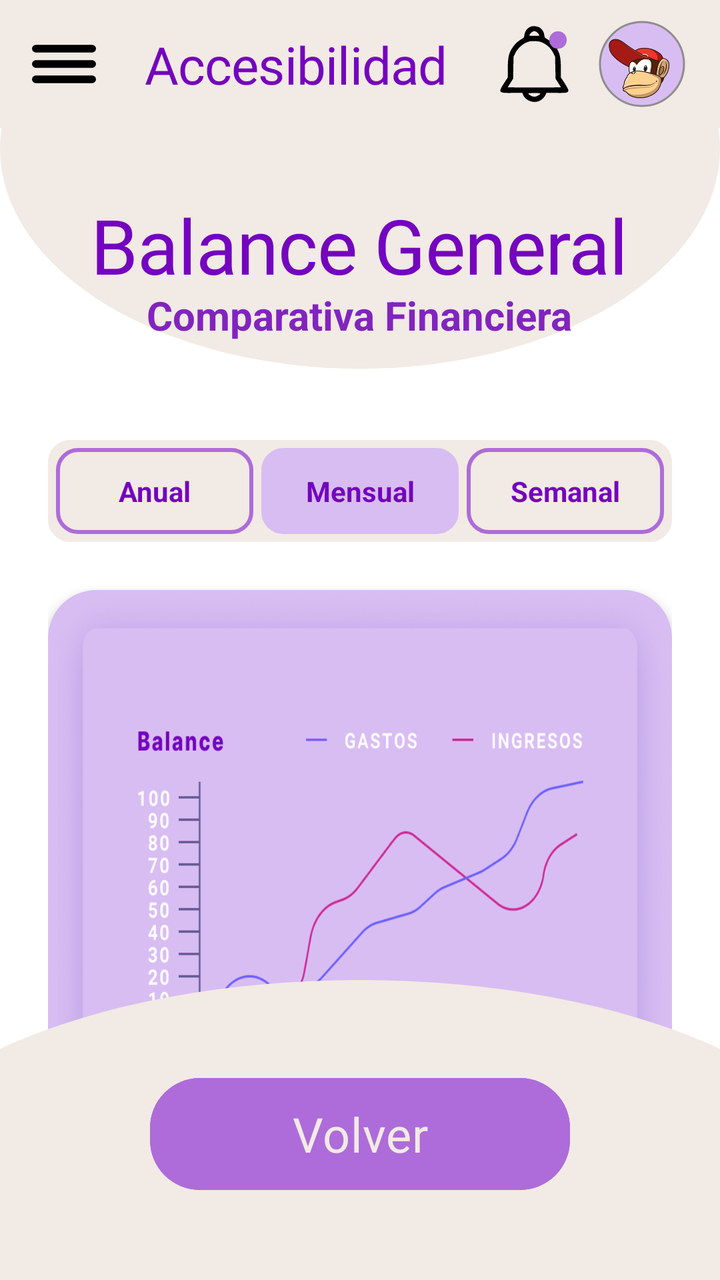
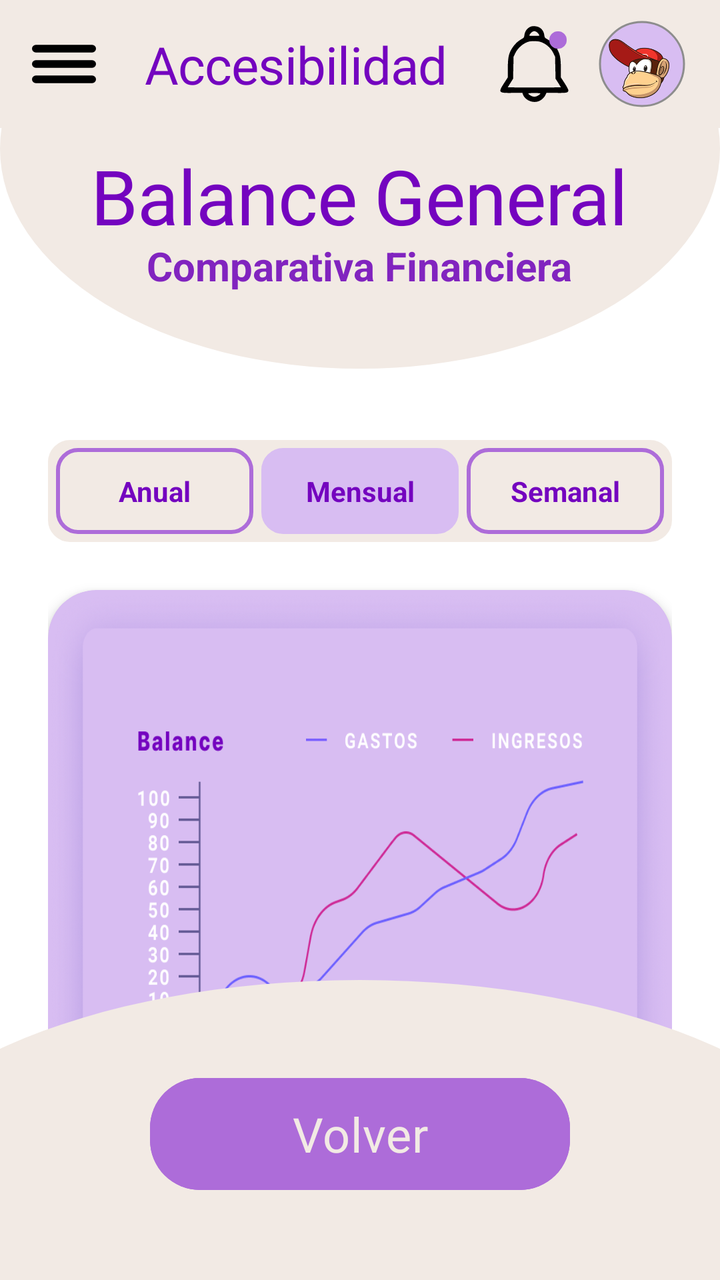

The first picture is an Android layout as it rendered before a commit; the second is the same layout after the commit. The layout source and the unified diff follow.
<!-- AndroidManifest.xml: application theme Theme.PrototipoBanco -->
<!-- res/layout/activity_balance_general.xml -->
<?xml version="1.0" encoding="utf-8"?>
<androidx.drawerlayout.widget.DrawerLayout xmlns:android="http://schemas.android.com/apk/res/android"
    xmlns:app="http://schemas.android.com/apk/res-auto"
    xmlns:tools="http://schemas.android.com/tools"
    android:id="@+id/main"
    android:layout_width="match_parent"
    android:layout_height="match_parent"
    android:fitsSystemWindows="false"
    tools:openDrawer="start"
    tools:context=".BalanceGeneral">

    <androidx.constraintlayout.widget.ConstraintLayout
        android:layout_width="match_parent"
        android:layout_height="match_parent"
        android:background="@color/white">

        
        <androidx.core.widget.NestedScrollView
            android:layout_width="match_parent"
            android:layout_height="0dp"
            android:fillViewport="true"
            app:layout_constraintBottom_toBottomOf="parent"
            app:layout_constraintTop_toBottomOf="@id/toolbar_superior_acc">

            <LinearLayout
                android:layout_width="match_parent"
                android:layout_height="wrap_content"
                android:orientation="vertical"
                android:paddingBottom="40dp">

                
                <FrameLayout
                    android:id="@+id/header_container_balance"
                    android:layout_width="match_parent"
                    android:layout_height="140dp">

                    <View
                        android:layout_width="match_parent"
                        android:layout_height="220dp"
                        android:layout_marginTop="-100dp"
                        android:background="@drawable/bg_bottom_curve"
                        android:backgroundTint="@color/ultra_claro" />

                    <LinearLayout
                        android:layout_width="wrap_content"
                        android:layout_height="wrap_content"
                        android:layout_gravity="center"
                        android:gravity="center"
                        android:orientation="vertical">

                        <TextView
                            android:layout_width="wrap_content"
                            android:layout_height="wrap_content"
                            android:text="@string/balance_generall"
                            android:textAppearance="@style/titulo"
                            android:textColor="@color/oscuro"
                            android:textSize="38sp" />

                        <TextView
                            android:layout_width="wrap_content"
                            android:layout_height="wrap_content"
                            android:layout_marginTop="-4dp"
                            android:text="@string/comparativa_financieraa"
                            android:textColor="@color/neutro"
                            android:textSize="20sp"
                            android:textStyle="bold" />
                    </LinearLayout>
                </FrameLayout>

                <LinearLayout
                    android:layout_width="match_parent"
                    android:layout_height="wrap_content"
                    android:orientation="vertical"
                    android:paddingHorizontal="24dp">

                    
                    <LinearLayout
                        android:layout_width="match_parent"
                        android:layout_height="wrap_content"
                        android:layout_marginTop="16dp"
                        android:background="@drawable/bg_rellenables"
                        android:backgroundTint="@color/ultra_claro"
                        android:orientation="horizontal"
                        android:padding="4dp"
                        android:weightSum="3">

                        <TextView
                            android:id="@+id/btn_anual"
                            android:layout_width="0dp"
                            android:layout_height="wrap_content"
                            android:layout_weight="1"
                            android:background="@drawable/bg_rellenables"
                            android:clickable="true"
                            android:focusable="true"
                            android:gravity="center"
                            android:padding="12dp"
                            android:text="@string/anual"
                            android:textColor="@color/oscuro"
                            android:textStyle="bold" />

                        <TextView
                            android:id="@+id/btn_mensual"
                            android:layout_width="0dp"
                            android:layout_height="wrap_content"
                            android:layout_marginHorizontal="4dp"
                            android:layout_weight="1"
                            android:background="@drawable/bg_rellenables"
                            android:backgroundTint="@color/mas_claro"
                            android:clickable="true"
                            android:focusable="true"
                            android:gravity="center"
                            android:padding="12dp"
                            android:text="@string/mensual"
                            android:textColor="@color/oscuro"
                            android:textStyle="bold" />

                        <TextView
                            android:id="@+id/btn_semanal"
                            android:layout_width="0dp"
                            android:layout_height="wrap_content"
                            android:layout_weight="1"
                            android:background="@drawable/bg_rellenables"
                            android:clickable="true"
                            android:focusable="true"
                            android:gravity="center"
                            android:padding="12dp"
                            android:text="@string/semanal"
                            android:textColor="@color/oscuro"
                            android:textStyle="bold" />
                    </LinearLayout>

                    
                    <com.google.android.material.card.MaterialCardView
                        android:layout_width="match_parent"
                        android:layout_height="320dp"
                        android:layout_marginTop="24dp"
                        app:cardBackgroundColor="@color/mas_claro"
                        app:cardCornerRadius="24dp"
                        app:cardElevation="4dp"
                        app:strokeWidth="0dp">

                        <ImageView
                            android:id="@+id/iv_grafico_balance"
                            android:layout_width="match_parent"
                            android:layout_height="match_parent"
                            android:scaleType="fitXY"
                            android:src="@drawable/grafico_mes" />

                    </com.google.android.material.card.MaterialCardView>

                    
                    <com.google.android.material.card.MaterialCardView
                        android:layout_width="match_parent"
                        android:layout_height="wrap_content"
                        android:layout_marginTop="24dp"
                        app:cardBackgroundColor="@color/mas_claro"
                        app:cardCornerRadius="24dp"
                        app:cardElevation="4dp"
                        app:strokeWidth="0dp">

                        <LinearLayout
                            android:layout_width="match_parent"
                            android:layout_height="wrap_content"
                            android:orientation="vertical"
                            android:padding="24dp">

                            
                            <LinearLayout
                                android:layout_width="match_parent"
                                android:layout_height="wrap_content"
                                android:gravity="center_vertical"
                                android:orientation="horizontal">

                                <TextView
                                    android:layout_width="80dp"
                                    android:layout_height="wrap_content"
                                    android:text="@string/desde"
                                    android:textColor="@color/neutro"
                                    android:textSize="20sp"
                                    android:textStyle="bold" />

                                <FrameLayout
                                    android:layout_width="0dp"
                                    android:layout_height="45dp"
                                    android:layout_marginEnd="8dp"
                                    android:layout_weight="1">

                                    <Spinner
                                        android:id="@+id/spinner_mes_desde"
                                        android:layout_width="match_parent"
                                        android:layout_height="match_parent"
                                        android:background="@drawable/bg_rellenables"
                                        android:backgroundTint="@color/white" />

                                    <ImageView
                                        android:layout_width="15dp"
                                        android:layout_height="15dp"
                                        android:layout_gravity="end|center_vertical"
                                        android:layout_marginEnd="10dp"
                                        android:src="@drawable/ic_flecha"
                                        app:tint="@color/claro" />
                                </FrameLayout>

                                <FrameLayout
                                    android:layout_width="0dp"
                                    android:layout_height="45dp"
                                    android:layout_weight="1">

                                    <Spinner
                                        android:id="@+id/spinner_anio_desde"
                                        android:layout_width="match_parent"
                                        android:layout_height="match_parent"
                                        android:background="@drawable/bg_rellenables"
                                        android:backgroundTint="@color/white" />

                                    <ImageView
                                        android:layout_width="15dp"
                                        android:layout_height="15dp"
                                        android:layout_gravity="end|center_vertical"
                                        android:layout_marginEnd="10dp"
                                        android:src="@drawable/ic_flecha"
                                        app:tint="@color/claro" />
                                </FrameLayout>
                            </LinearLayout>

                            
                            <LinearLayout
                                android:layout_width="match_parent"
                                android:layout_height="wrap_content"
                                android:layout_marginTop="20dp"
                                android:gravity="center_vertical"
                                android:orientation="horizontal">

                                <TextView
                                    android:layout_width="80dp"
                                    android:layout_height="wrap_content"
                                    android:text="@string/hasta"
                                    android:textColor="@color/neutro"
                                    android:textSize="20sp"
                                    android:textStyle="bold" />

                                <FrameLayout
                                    android:layout_width="0dp"
                                    android:layout_height="45dp"
                                    android:layout_marginEnd="8dp"
                                    android:layout_weight="1">

                                    <Spinner
                                        android:id="@+id/spinner_mes_hasta"
                                        android:layout_width="match_parent"
                                        android:layout_height="match_parent"
                                        android:background="@drawable/bg_rellenables"
                                        android:backgroundTint="@color/white" />

                                    <ImageView
                                        android:layout_width="15dp"
                                        android:layout_height="15dp"
                                        android:layout_gravity="end|center_vertical"
                                        android:layout_marginEnd="10dp"
                                        android:src="@drawable/ic_flecha"
                                        app:tint="@color/claro" />
                                </FrameLayout>

                                <FrameLayout
                                    android:layout_width="0dp"
                                    android:layout_height="45dp"
                                    android:layout_weight="1">

                                    <Spinner
                                        android:id="@+id/spinner_anio_hasta"
                                        android:layout_width="match_parent"
                                        android:layout_height="match_parent"
                                        android:background="@drawable/bg_rellenables"
                                        android:backgroundTint="@color/white" />

                                    <ImageView
                                        android:layout_width="15dp"
                                        android:layout_height="15dp"
                                        android:layout_gravity="end|center_vertical"
                                        android:layout_marginEnd="10dp"
                                        android:src="@drawable/ic_flecha"
                                        app:tint="@color/claro" />
                                </FrameLayout>
                            </LinearLayout>
                        </LinearLayout>
                    </com.google.android.material.card.MaterialCardView>

                    
                    <View
                        android:layout_width="match_parent"
                        android:layout_height="150dp"/>

                </LinearLayout>
            </LinearLayout>
        </androidx.core.widget.NestedScrollView>

        
        <include
            android:id="@+id/toolbar_superior_acc"
            layout="@layout/toolbar_superior"
            app:layout_constraintTop_toTopOf="parent" />

        
        <include
            android:id="@+id/include_bottom_toolbar"
            layout="@layout/toolbar_inferior_clientes"
            android:layout_width="match_parent"
            android:layout_height="wrap_content"
            app:layout_constraintBottom_toBottomOf="parent" />

    </androidx.constraintlayout.widget.ConstraintLayout>

    <com.google.android.material.navigation.NavigationView
        android:layout_width="290dp"
        android:layout_height="match_parent"
        android:id="@+id/nav_view"
        android:layout_gravity="start"
        app:headerLayout="@layout/nav_cabecera"
        app:menu="@menu/nav_menu"
        android:foregroundGravity="center"
        app:itemTextColor="@color/oscuro"
        app:itemTextAppearance="@style/boton_llamativo"/>
</androidx.drawerlayout.widget.DrawerLayout>
<!-- res/layout/toolbar_superior.xml (included above) -->
<?xml version="1.0" encoding="utf-8"?>
<com.google.android.material.appbar.AppBarLayout xmlns:android="http://schemas.android.com/apk/res/android"
    xmlns:app="http://schemas.android.com/apk/res-auto"
    android:id="@+id/toolbar_superior"
    android:layout_width="match_parent"
    android:layout_height="wrap_content"
    android:background="@color/ultra_claro">

    <androidx.constraintlayout.widget.ConstraintLayout
        android:layout_width="match_parent"
        android:layout_height="?attr/actionBarSize"
        android:paddingHorizontal="16dp">

        <ImageView
            android:id="@+id/btn_menu"
            android:layout_width="32dp"
            android:layout_height="32dp"
            android:src="@drawable/ic_menu_hamburguesa"
            android:contentDescription="Menú"
            app:layout_constraintBottom_toBottomOf="parent"
            app:layout_constraintStart_toStartOf="parent"
            app:layout_constraintTop_toTopOf="parent"
            app:tint="@color/black" />

        <TextView
            android:id="@+id/titulo_toolbar"
            android:layout_width="wrap_content"
            android:layout_height="wrap_content"
            android:text="Accesibilidad"
            android:textAppearance="@style/titulo"
            android:textSize="26sp"
            app:layout_constraintBottom_toBottomOf="parent"
            app:layout_constraintEnd_toStartOf="@+id/btn_notificaciones"
            app:layout_constraintStart_toEndOf="@+id/btn_menu"
            app:layout_constraintTop_toTopOf="parent" />

        <FrameLayout
            android:id="@+id/btn_notificaciones"
            android:layout_width="wrap_content"
            android:layout_height="wrap_content"
            android:layout_marginEnd="12dp"
            app:layout_constraintBottom_toBottomOf="parent"
            app:layout_constraintEnd_toStartOf="@+id/btn_perfil"
            app:layout_constraintTop_toTopOf="parent">

            <ImageView
                android:layout_width="38dp"
                android:layout_height="38dp"
                android:contentDescription="notificaciones"
                android:src="@drawable/ic_notif"
                app:tint="@color/black" />

            <View
                android:layout_width="10dp"
                android:layout_height="10dp"
                android:layout_gravity="top|end"
                android:layout_marginTop="2dp"
                android:layout_marginEnd="2dp"
                android:background="@android:drawable/presence_online"
                android:backgroundTint="@color/claro" />
        </FrameLayout>

        <com.google.android.material.imageview.ShapeableImageView
            android:id="@+id/btn_perfil"
            android:layout_width="46dp"
            android:layout_height="46dp"
            android:src="@drawable/ic_cliente"
            android:padding="2dp"
            android:background="@drawable/bg_titulo"
            android:backgroundTint="@color/mas_claro"
            app:strokeWidth="1dp"
            app:strokeColor="@color/grisaceo"
            app:shapeAppearanceOverlay="@style/ShapeAppearance.Material3.Corner.Full"
            app:layout_constraintBottom_toBottomOf="parent"
            app:layout_constraintEnd_toEndOf="parent"
            app:layout_constraintTop_toTopOf="parent" />

    </androidx.constraintlayout.widget.ConstraintLayout>

</com.google.android.material.appbar.AppBarLayout>
<!-- res/layout/toolbar_inferior_clientes.xml (included above) -->
<?xml version="1.0" encoding="utf-8"?>
<androidx.constraintlayout.widget.ConstraintLayout xmlns:android="http://schemas.android.com/apk/res/android"
    xmlns:app="http://schemas.android.com/apk/res-auto"
    android:layout_width="match_parent"
    android:layout_height="wrap_content"
    android:background="@android:color/transparent">

    <LinearLayout
        android:id="@+id/linearLayout"
        android:layout_width="match_parent"
        android:layout_height="150dp"
        android:gravity="top|center"
        app:layout_constraintEnd_toEndOf="parent"
        app:layout_constraintStart_toStartOf="parent"
        app:layout_constraintTop_toTopOf="parent">

        <View
            android:id="@+id/fondo_redondo"
            android:layout_width="500dp"
            android:layout_height="225dp"
            android:background="@drawable/bg_bottom_curve" />
    </LinearLayout>

    <com.google.android.material.button.MaterialButton
        android:id="@+id/btn_volver"
        android:layout_width="210dp"
        android:layout_height="64dp"
        android:fontFamily="@font/inter_semibold"
        android:layout_marginTop="45dp"
        android:text="@string/volver"
        android:textColor="@color/ultra_claro"
        android:textSize="24sp"
        app:backgroundTint="@color/claro"
        app:cornerRadius="25dp"
        app:layout_constraintEnd_toEndOf="parent"
        app:layout_constraintStart_toStartOf="@+id/linearLayout"
        app:layout_constraintTop_toTopOf="@+id/linearLayout" />

</androidx.constraintlayout.widget.ConstraintLayout>
<!-- res/layout/nav_cabecera.xml (included above) -->
<?xml version="1.0" encoding="utf-8"?>
<FrameLayout
    xmlns:android="http://schemas.android.com/apk/res/android"
    xmlns:app="http://schemas.android.com/apk/res-auto"
    android:orientation="vertical"
    android:layout_width="290dp"
    android:layout_height="wrap_content"
    android:background="@android:color/transparent"
    android:theme="@style/ThemeOverlay.AppCompat.Dark">

    <LinearLayout
        android:id="@+id/linearLayout"
        android:layout_width="match_parent"
        android:layout_height="275dp"
        android:gravity="bottom|center">

        <View
            android:id="@+id/fondo_redondo"
            android:layout_width="500dp"
            android:layout_height="375dp"
            android:layout_marginEnd="100dp"
            android:background="@drawable/bg_cabecera_drawer" />

    </LinearLayout>


    <ImageView
        android:id="@+id/btn_menu"
        android:layout_width="32dp"
        android:layout_height="32dp"
        android:layout_marginStart="16dp"
        android:layout_marginTop="16dp"
        android:src="@drawable/ic_menu_hamburguesa"
        android:contentDescription="@string/menu"
        app:tint="@color/oscuro" />

    <com.google.android.material.imageview.ShapeableImageView
        android:id="@+id/btn_perfil"
        android:layout_width="90dp"
        android:layout_height="90dp"
        android:layout_marginTop="20dp"
        android:layout_marginStart="180dp"
        android:src="@drawable/ic_cliente"
        android:padding="2dp"
        android:background="@drawable/bg_titulo"
        android:backgroundTint="@color/ultra_claro"
        app:shapeAppearanceOverlay="@style/ShapeAppearance.Material3.Corner.Full" />

    <TextView
        android:layout_width="180dp"
        android:layout_height="wrap_content"
        android:layout_marginStart="25dp"
        android:layout_marginTop="70dp"
        android:text="@string/nombre_cliente"
        android:textAppearance="@style/titulo"
        android:textColor="@color/ultra_claro"
        android:textSize="35sp"
        android:textStyle="bold" />

    <TextView
        android:id="@+id/tv_saldo_nav"
        android:layout_width="wrap_content"
        android:layout_height="wrap_content"
        android:text="@string/valor_saldo"
        android:layout_marginStart="25dp"
        android:layout_marginTop="170dp"
        android:textAppearance="@style/titulo"
        android:textColor="@color/claro"
        android:textSize="30sp"
        android:layout_marginBottom="16dp"/>

    <TextView
        android:layout_width="wrap_content"
        android:layout_height="wrap_content"
        android:text="@string/mi_perfil"
        android:layout_marginStart="50dp"
        android:layout_marginTop="220dp"
        android:textAppearance="@style/subtitulo"
        android:layout_marginBottom="16dp"/>

</FrameLayout>
<!-- resources referenced by this layout -->
<resources>
  <color name="black">#FF000000</color>
  <color name="claro">#AD6CD9</color>
  <color name="grisaceo">#8D8D8D</color>
  <color name="mas_claro">#D8BDF2</color>
  <color name="neutro">#8124BF</color>
  <color name="oscuro">#7404BF</color>
  <color name="ultra_claro">#FFF2EAE4</color>
  <color name="white">#FFFFFFFF</color>
  <!-- drawable bg_bottom_curve (drawable) -->
  <?xml version="1.0" encoding="utf-8"?>
  <shape xmlns:android="http://schemas.android.com/apk/res/android"
      android:shape="oval">
      <solid android:color="@color/ultra_claro" />
      <size
          android:width="490dp"
          android:height="225dp" />
  
  </shape>
  <!-- drawable bg_cabecera_drawer (drawable) -->
  <?xml version="1.0" encoding="utf-8"?>
  <shape xmlns:android="http://schemas.android.com/apk/res/android"
      android:shape="oval">
      <solid android:color="@color/mas_claro" />
      <size
          android:width="500dp"
          android:height="375dp" />
  
  </shape>
  <!-- drawable bg_rellenables (drawable) -->
  <?xml version="1.0" encoding="utf-8"?>
  <shape xmlns:android="http://schemas.android.com/apk/res/android">
  
      <corners android:radius="10dp" />
  
      <stroke
          android:width="2dp"
          android:color="@color/claro" />
  
  </shape>
  <!-- drawable bg_titulo (drawable) -->
  <?xml version="1.0" encoding="utf-8"?>
  <vector xmlns:android="http://schemas.android.com/apk/res/android"
      android:width="412dp"
      android:height="338dp"
      android:viewportWidth="412"
      android:viewportHeight="338">
      <path
          android:fillColor="@color/ultra_claro"
          android:pathData="M206-179A330 258.5 0 1 0 206 338 330 258.5 0 1 0 206-179z"/>
  </vector>
  <string name="anual">Anual</string>
  <string name="balance_generall">Balance General</string>
  <string name="comparativa_financieraa">Comparativa Financiera</string>
  <string name="desde">Desde:</string>
  <string name="hasta">Hasta:</string>
  <string name="mensual">Mensual</string>
  <string name="menu">Menú</string>
  <string name="mi_perfil">Mi perfil</string>
  <string name="nombre_cliente" translatable="false">Eufrasio Martínez</string>
  <string name="semanal">Semanal</string>
  <string name="valor_saldo">5.777,23€</string>
  <string name="volver">Volver</string>
  <style name="boton_llamativo">
          <item name="android:textSize">16sp</item>
          <item name="android:textColor">@color/white</item>
          <item name="android:fontFamily">@font/inter_extrabold</item>
      </style>
  <style name="subtitulo">
          <item name="android:textSize">20sp</item>
          <item name="android:letterSpacing">-0.01</item>
          <item name="android:textColor">@color/oscuro</item>
          <item name="android:fontFamily">@font/inter_bold</item>
      </style>
  <style name="titulo">
          <item name="android:textSize">40sp</item>
          <item name="android:fontFamily">@font/inter_black</item>
          <item name="android:letterSpacing">-0.01</item>
          <item name="android:textColor">@color/oscuro</item>
      </style>
  <style name="Theme.PrototipoBanco" parent="Base.Theme.PrototipoBanco" />
  <style name="Base.Theme.PrototipoBanco" parent="Theme.Material3.DayNight.NoActionBar">
          
          
      </style>
  <!-- unchanged entries left out for length: 5 -->
</resources>

<!-- the commit's change to res/layout/activity_balance_general.xml (unified diff, before → after) -->
@@ -6,7 +6,6 @@
     android:layout_width="match_parent"
     android:layout_height="match_parent"
     android:fitsSystemWindows="false"
-    tools:openDrawer="start"
     tools:context=".BalanceGeneral">
 
     <androidx.constraintlayout.widget.ConstraintLayout
@@ -45,6 +44,7 @@
                         android:layout_width="wrap_content"
                         android:layout_height="wrap_content"
                         android:layout_gravity="center"
+                        android:layout_marginTop="-25dp"
                         android:gravity="center"
                         android:orientation="vertical">
 
